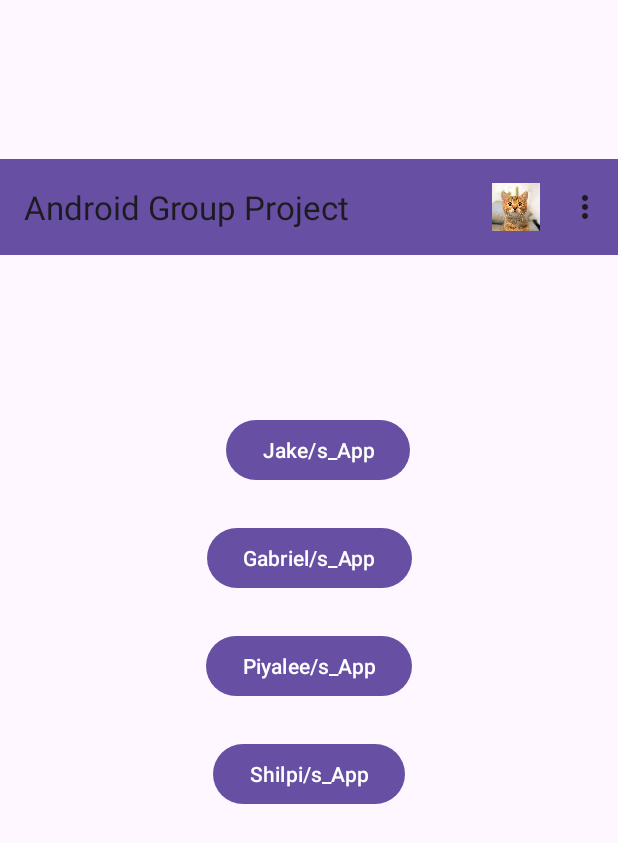
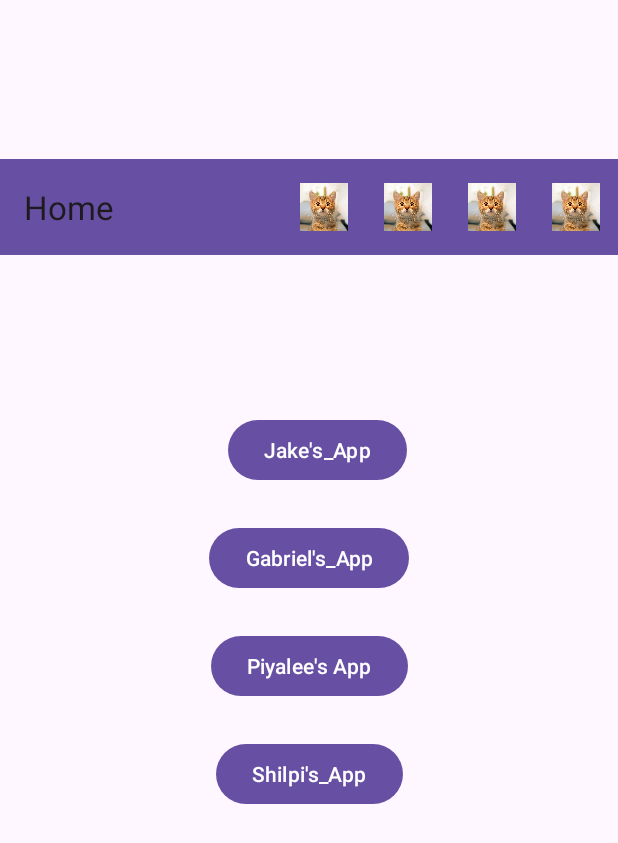
Before and after one commit to cyche12/android_group_project, an Android app: the screen it shows after launch (MainActivity), on a phone screen of 412 x 824 dp. Shown: the top 843 px of the screen. Run offline under Robolectric (Android 15) with nearby library versions, the phone set to English and light mode, and no system bars.

Commit message:
updated Signed-off-by: cyche12 <141588141+cyche12@users.noreply.github.com>
Signed-off-by: cyche12 <141588141+cyche12@users.noreply.github.com>

```diff
--- a/app/src/main/java/algonquin/cst2335/android_group_project/Dictionary.java
+++ b/app/src/main/java/algonquin/cst2335/android_group_project/DictionaryAPI.java
@@ -14,7 +14,7 @@ import java.util.List;
 
 import algonquin.cst2335.android_group_project.databinding.DictionaryBinding;
 
-public class Dictionary extends AppCompatActivity {
+public class DictionaryAPI extends AppCompatActivity {
 
     private EditText searchEditText;
     private RecyclerView definitionsRecyclerView;
@@ -51,7 +51,7 @@ public class Dictionary extends AppCompatActivity {
                 @Override
                 public void onError(String message) {
                     // Handle error, e.g., show a Toast
-                    Toast.makeText(Dictionary.this, "Error: " + message, Toast.LENGTH_SHORT).show();
+                    Toast.makeText(DictionaryAPI.this, "Error: " + message, Toast.LENGTH_SHORT).show();
                 }
             });
         });
--- a/app/src/main/java/algonquin/cst2335/android_group_project/MainActivity.java
+++ b/app/src/main/java/algonquin/cst2335/android_group_project/MainActivity.java
@@ -36,30 +36,23 @@
     Button btn2 = findViewById(R.id.button2);   // button2 connects to Recipe API
     Button btn3 = findViewById(R.id.button3);   // button3 is for Dictionary API
     Button btn4 = findViewById(R.id.button4);   // button4 connects to Song API
+        Intent SunIntent = new Intent(MainActivity.this, Sunrise_Search.class);
+        Intent RecipeIntent = new Intent(MainActivity.this, RecipeSearch.class);
+        Intent Dictionaryintent = new Intent(MainActivity.this, DictionaryAPI.class);
+        Intent Songintent = new Intent(MainActivity.this, SongAPI.class);
+
 
         //Button 1 OnClickListener moves to Sunrise Class//
-        btn1.setOnClickListener(view -> {
-            Intent intent = new Intent(MainActivity.this, Sunrise_Search.class);
-                startActivity(intent);
-            });
+        btn1.setOnClickListener(click -> startActivity(SunIntent));
 
         //Button 2 OnClickListener moves to Recipe Class//
-        btn2.setOnClickListener(view -> {
-            Intent intent = new Intent(MainActivity.this, RecipeSearch.class);
-                startActivity(intent);
-             });
+        btn2.setOnClickListener(click -> startActivity(RecipeIntent));
 
 
         //Button 3 OnClickListener moves to Dictionary Class//
-        btn3.setOnClickListener(view -> {
-            Intent intent = new Intent(MainActivity.this, Dictionary.class);
-                startActivity(intent);
-        });
+        btn3.setOnClickListener(click -> startActivity(Dictionaryintent));
         //Button 4 OnClickListener moves to Song Class//
-        btn4.setOnClickListener(view -> {
-            Intent intent = new Intent(MainActivity.this, SongAPI.class);
-                startActivity(intent);
-        });
+        btn4.setOnClickListener(click -> startActivity(Songintent));
     }
 
     public boolean onCreateOptionsMenu(Menu menu){ //Menu Inflater//
--- a/app/src/main/java/algonquin/cst2335/android_group_project/ResultsAdapter.java
+++ b/app/src/main/java/algonquin/cst2335/android_group_project/ResultsAdapter.java
@@ -21,7 +21,6 @@ public class ResultsAdapter extends RecyclerView.Adapter<ResultsAdapter.ResultVi
     private final List<String> data = new ArrayList<>();
 
     public void updateResults(List<String> newData) {
-        data.clear();
         data.addAll(newData);
         notifyDataSetChanged();
     }
@@ -49,6 +48,7 @@ public class ResultsAdapter extends RecyclerView.Adapter<ResultsAdapter.ResultVi
         public ResultViewHolder(@NonNull View itemView) {
             super(itemView);
             textView = itemView.findViewById(android.R.id.text1);
+
         }
     }
 }
--- a/app/src/main/res/layout/api_song.xml
+++ b/app/src/main/res/layout/api_song.xml
@@ -11,7 +11,8 @@
         android:id="@+id/etSearchInput"
         android:layout_width="0dp"
         android:layout_height="wrap_content"
-        android:hint="@string/search_hint"
+        android:hint="@string/songSearch"
+        android:inputType="text"
         app:layout_constraintEnd_toStartOf="@+id/btnSearch"
         app:layout_constraintStart_toStartOf="parent"
         app:layout_constraintTop_toTopOf="parent"
--- a/app/src/main/res/layout/dictionary.xml
+++ b/app/src/main/res/layout/dictionary.xml
@@ -4,7 +4,7 @@
     xmlns:tools="http://schemas.android.com/tools"
     android:layout_width="match_parent"
     android:layout_height="match_parent"
-    tools:context=".Dictionary">
+    tools:context=".DictionaryAPI">
 
     <TextView
         android:id="@+id/textView"
--- a/app/src/main/res/layout/sunrise_search.xml
+++ b/app/src/main/res/layout/sunrise_search.xml
@@ -11,7 +11,7 @@
         android:layout_width="wrap_content"
         android:layout_height="wrap_content"
         android:layout_marginTop="10dp"
-        android:text="@string/app_name"
+        android:text="@string/Jake_Link"
         app:layout_constraintEnd_toEndOf="parent"
         app:layout_constraintStart_toStartOf="parent"
         app:layout_constraintTop_toTopOf="parent" />
--- a/app/src/main/res/menu/my_menu.xml
+++ b/app/src/main/res/menu/my_menu.xml
@@ -4,20 +4,26 @@
 
     <item
         android:id="@+id/item1"
-        android:title="@string/Jake_Link" />
+        android:icon="@drawable/cat_5646889_640"
+        android:title="@string/Jake_Link"
+        app:showAsAction="always"/>
 
     <item
         android:id="@+id/item2"
+        android:title="@string/Shilpi_Link"
         android:icon="@drawable/cat_5646889_640"
-        android:title="@string/Shilpi_Link"
-        app:showAsAction="ifRoom"/>
+        app:showAsAction="always"/>
 
     <item
         android:id="@+id/item3"
-        android:title="@string/Piyalee_Link" />
+        android:title="@string/Piyalee_Link"
+        android:icon="@drawable/cat_5646889_640"
+        app:showAsAction="always"/>
 
     <item
         android:id="@+id/item4"
-        android:title="@string/Gabriel_Link" />
+        android:title="@string/Gabriel_Link"
+        app:showAsAction="always"
+        android:icon="@drawable/cat_5646889_640" />
 
 </menu>
--- a/app/src/main/res/values/strings.xml
+++ b/app/src/main/res/values/strings.xml
@@ -1,14 +1,14 @@
 <resources>
-    <string name="app_name">Android Group Project</string>
+    <string name="app_name">Home</string>
     <string name="title_name">Sunrise/Sunset App</string>
     <string name="Latitude_string">Latitude</string>
     <string name="Longitude_string">Longitude</string>
     <string name="query_button_string">Lookup</string>
     <string name="back_button">New Search</string>
-    <string name="Piyalee_Link">Piyalee/s_App</string>
-    <string name="Gabriel_Link">Gabriel/s_App</string>
-    <string name="Shilpi_Link">Shilpi/s_App</string>
-    <string name="Jake_Link">Jake/s_App</string>
+    <string name="Piyalee_Link">Piyalee\'s App</string>
+    <string name="Gabriel_Link">Gabriel\'s_App</string>
+    <string name="Shilpi_Link">Shilpi\'s_App</string>
+    <string name="Jake_Link">Jake\'s_App</string>
     <string name="search_hint">Please enter word for the definition</string>
     <string name="search_button_text">Submit</string>
     <string name="dictionary">Dictionary</string>
@@ -23,4 +23,5 @@
     <string name="arist_search_hint">Enter artist name</string>
     <string name="search">Search</string>
     <string name="main_page">Home</string>
+    <string name="songSearch">Search new Song</string>
 </resources>
```
